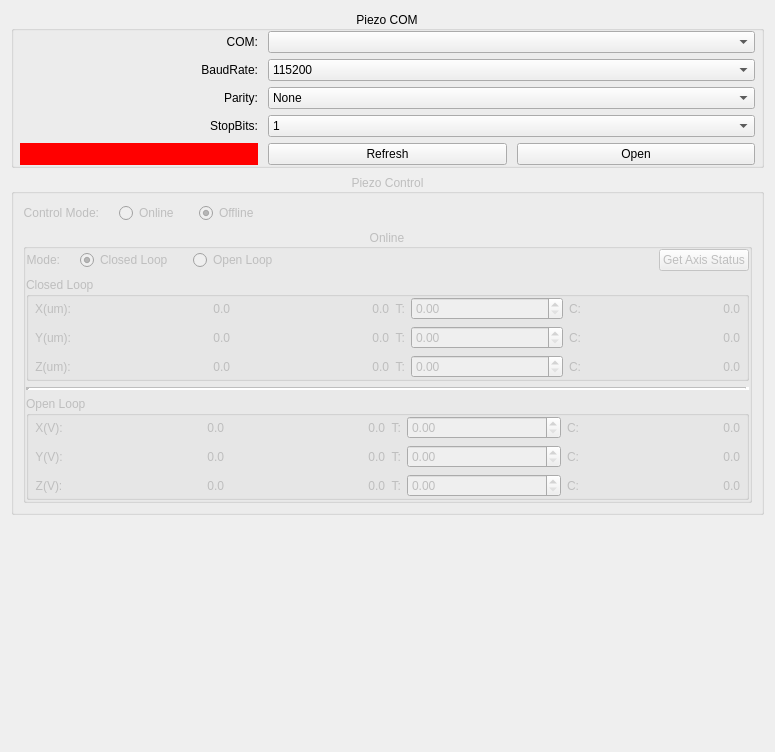
Old version of the form PI/piezo_config.ui in the repository EdwarDu/autools.
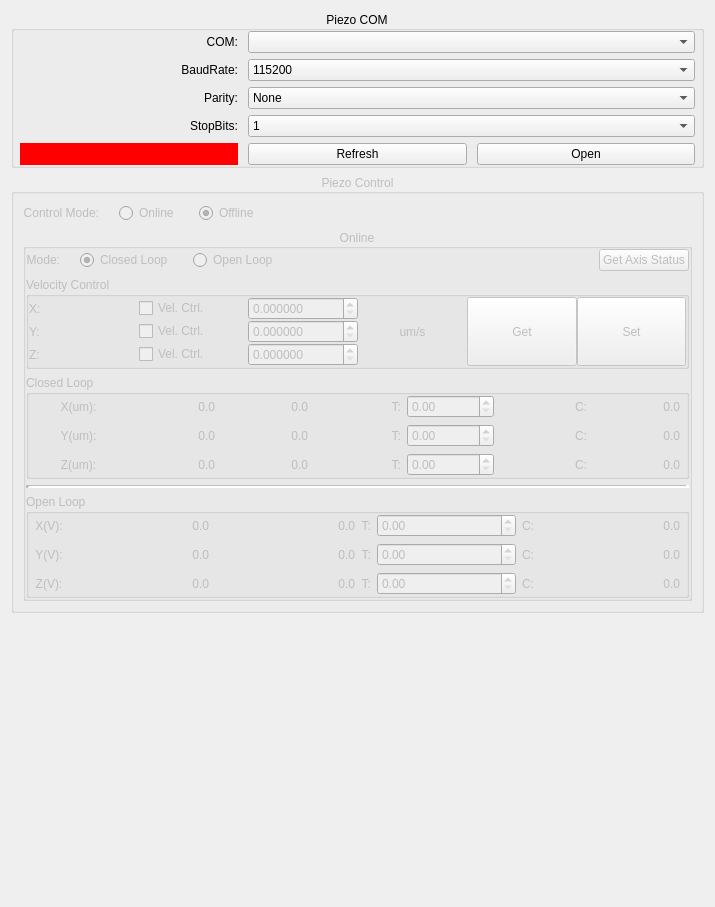
New version of the form.

Commit message: update / adding PZT checking, vel ctrl and location map save feature / PZT still using 0.07um as error margin

```diff
--- a/PI/piezo_config.ui
+++ b/PI/piezo_config.ui
@@ -6,14 +6,14 @@
    <rect>
     <x>0</x>
     <y>0</y>
-    <width>775</width>
-    <height>752</height>
+    <width>715</width>
+    <height>907</height>
    </rect>
   </property>
   <property name="windowTitle">
    <string>Piezo Configuration</string>
   </property>
-  <layout class="QVBoxLayout" name="verticalLayout">
+  <layout class="QVBoxLayout" name="verticalLayout_6">
    <item>
     <widget class="QGroupBox" name="groupBox_COM">
      <property name="title">
@@ -374,6 +374,169 @@
            </item>
           </layout>
          </item>
+         <item>
+          <widget class="QGroupBox" name="groupBox_VelControl">
+           <property name="title">
+            <string>Velocity Control</string>
+           </property>
+           <layout class="QVBoxLayout" name="verticalLayout">
+            <property name="spacing">
+             <number>0</number>
+            </property>
+            <property name="leftMargin">
+             <number>0</number>
+            </property>
+            <property name="topMargin">
+             <number>0</number>
+            </property>
+            <property name="rightMargin">
+             <number>0</number>
+            </property>
+            <property name="bottomMargin">
+             <number>0</number>
+            </property>
+            <item>
+             <layout class="QGridLayout" name="gridLayout">
+              <item row="0" column="0">
+               <widget class="QLabel" name="label_56">
+                <property name="text">
+                 <string>X:</string>
+                </property>
+                <property name="alignment">
+                 <set>Qt::AlignLeading|Qt::AlignLeft|Qt::AlignVCenter</set>
+                </property>
+               </widget>
+              </item>
+              <item row="0" column="1">
+               <widget class="QCheckBox" name="checkBox_VelCtrlX">
+                <property name="text">
+                 <string>Vel. Ctrl.</string>
+                </property>
+               </widget>
+              </item>
+              <item row="0" column="2">
+               <widget class="QDoubleSpinBox" name="doubleSpinBox_XVel">
+                <property name="keyboardTracking">
+                 <bool>false</bool>
+                </property>
+                <property name="decimals">
+                 <number>6</number>
+                </property>
+                <property name="maximum">
+                 <double>100.000000000000000</double>
+                </property>
+                <property name="singleStep">
+                 <double>0.010000000000000</double>
+                </property>
+               </widget>
+              </item>
+              <item row="0" column="3" rowspan="3">
+               <widget class="QLabel" name="label_VelUnit">
+                <property name="text">
+                 <string>um/s</string>
+                </property>
+                <property name="alignment">
+                 <set>Qt::AlignCenter</set>
+                </property>
+               </widget>
+              </item>
+              <item row="1" column="0">
+               <widget class="QLabel" name="label_55">
+                <property name="text">
+                 <string>Y:</string>
+                </property>
+                <property name="alignment">
+                 <set>Qt::AlignLeading|Qt::AlignLeft|Qt::AlignVCenter</set>
+                </property>
+               </widget>
+              </item>
+              <item row="1" column="1">
+               <widget class="QCheckBox" name="checkBox_VelCtrlY">
+                <property name="text">
+                 <string>Vel. Ctrl.</string>
+                </property>
+               </widget>
+              </item>
+              <item row="1" column="2">
+               <widget class="QDoubleSpinBox" name="doubleSpinBox_YVel">
+                <property name="keyboardTracking">
+                 <bool>false</bool>
+                </property>
+                <property name="decimals">
+                 <number>6</number>
+                </property>
+                <property name="maximum">
+                 <double>100.000000000000000</double>
+                </property>
+                <property name="singleStep">
+                 <double>0.010000000000000</double>
+                </property>
+               </widget>
+              </item>
+              <item row="2" column="0">
+               <widget class="QLabel" name="label_54">
+                <property name="text">
+                 <string>Z:</string>
+                </property>
+                <property name="alignment">
+                 <set>Qt::AlignLeading|Qt::AlignLeft|Qt::AlignVCenter</set>
+                </property>
+               </widget>
+              </item>
+              <item row="2" column="1">
+               <widget class="QCheckBox" name="checkBox_VelCtrlZ">
+                <property name="text">
+                 <string>Vel. Ctrl.</string>
+                </property>
+               </widget>
+              </item>
+              <item row="2" column="2">
+               <widget class="QDoubleSpinBox" name="doubleSpinBox_ZVel">
+                <property name="keyboardTracking">
+                 <bool>false</bool>
+                </property>
+                <property name="decimals">
+                 <number>6</number>
+                </property>
+                <property name="maximum">
+                 <double>100.000000000000000</double>
+                </property>
+                <property name="singleStep">
+                 <double>0.010000000000000</double>
+                </property>
+               </widget>
+              </item>
+              <item row="0" column="4" rowspan="3">
+               <widget class="QPushButton" name="pushButton_GetVel">
+                <property name="sizePolicy">
+                 <sizepolicy hsizetype="Minimum" vsizetype="MinimumExpanding">
+                  <horstretch>0</horstretch>
+                  <verstretch>0</verstretch>
+                 </sizepolicy>
+                </property>
+                <property name="text">
+                 <string>Get</string>
+                </property>
+               </widget>
+              </item>
+              <item row="0" column="5" rowspan="3">
+               <widget class="QPushButton" name="pushButton_SetVel">
+                <property name="sizePolicy">
+                 <sizepolicy hsizetype="Minimum" vsizetype="MinimumExpanding">
+                  <horstretch>0</horstretch>
+                  <verstretch>0</verstretch>
+                 </sizepolicy>
+                </property>
+                <property name="text">
+                 <string>Set</string>
+                </property>
+               </widget>
+              </item>
+             </layout>
+            </item>
+           </layout>
+          </widget>
+         </item>
          <item>
           <widget class="QGroupBox" name="groupBox_Control_ClosedLoop">
            <property name="enabled">
@@ -396,33 +559,40 @@
              <number>0</number>
             </property>
             <item>
-             <layout class="QGridLayout" name="gridLayout_ClosedLoop" columnstretch="0,1,1,0,1,0,1">
+             <layout class="QGridLayout" name="gridLayout_ClosedLoop" columnstretch="0,0,0,0,0,0,0">
               <property name="leftMargin">
                <number>6</number>
               </property>
               <property name="rightMargin">
                <number>6</number>
               </property>
-              <item row="0" column="0">
-               <widget class="QLabel" name="label_46">
+              <item row="1" column="2">
+               <widget class="QLabel" name="label_YMAX_C">
                 <property name="text">
-                 <string>X(um):</string>
+                 <string>0.0</string>
                 </property>
                 <property name="alignment">
-                 <set>Qt::AlignCenter</set>
+                 <set>Qt::AlignRight|Qt::AlignTrailing|Qt::AlignVCenter</set>
                 </property>
                </widget>
               </item>
-              <item row="0" column="4">
-               <widget class="QDoubleSpinBox" name="doubleSpinBox_XTarget_C">
-                <property name="keyboardTracking">
-                 <bool>false</bool>
+              <item row="1" column="3">
+               <widget class="QLabel" name="label_47">
+                <property name="text">
+                 <string>T:</string>
                 </property>
-                <property name="maximum">
-                 <double>100.000000000000000</double>
+                <property name="alignment">
+                 <set>Qt::AlignRight|Qt::AlignTrailing|Qt::AlignVCenter</set>
                 </property>
-                <property name="singleStep">
-                 <double>0.010000000000000</double>
+               </widget>
+              </item>
+              <item row="2" column="2">
+               <widget class="QLabel" name="label_ZMAX_C">
+                <property name="text">
+                 <string>0.0</string>
+                </property>
+                <property name="alignment">
+                 <set>Qt::AlignRight|Qt::AlignTrailing|Qt::AlignVCenter</set>
                 </property>
                </widget>
               </item>
@@ -436,46 +606,6 @@
                 </property>
                </widget>
               </item>
-              <item row="0" column="1">
-               <widget class="QLabel" name="label_XMIN_C">
-                <property name="text">
-                 <string>0.0</string>
-                </property>
-                <property name="alignment">
-                 <set>Qt::AlignRight|Qt::AlignTrailing|Qt::AlignVCenter</set>
-                </property>
-               </widget>
-              </item>
-              <item row="0" column="6">
-               <widget class="QLabel" name="label_XCurrentPos_C">
-                <property name="text">
-                 <string>0.0</string>
-                </property>
-                <property name="alignment">
-                 <set>Qt::AlignRight|Qt::AlignTrailing|Qt::AlignVCenter</set>
-                </property>
-               </widget>
-              </item>
-              <item row="1" column="6">
-               <widget class="QLabel" name="label_YCurrentPos_C">
-                <property name="text">
-                 <string>0.0</string>
-                </property>
-                <property name="alignment">
-                 <set>Qt::AlignRight|Qt::AlignTrailing|Qt::AlignVCenter</set>
-                </property>
-               </widget>
-              </item>
-              <item row="2" column="6">
-               <widget class="QLabel" name="label_ZCurrentPos_C">
-                <property name="text">
-                 <string>0.0</string>
-                </property>
-                <property name="alignment">
-                 <set>Qt::AlignRight|Qt::AlignTrailing|Qt::AlignVCenter</set>
-                </property>
-               </widget>
-              </item>
               <item row="0" column="2">
                <widget class="QLabel" name="label_XMAX_C">
                 <property name="text">
@@ -486,59 +616,6 @@
                 </property>
                </widget>
               </item>
-              <item row="2" column="2">
-               <widget class="QLabel" name="label_ZMAX_C">
-                <property name="text">
-                 <string>0.0</string>
-                </property>
-                <property name="alignment">
-                 <set>Qt::AlignRight|Qt::AlignTrailing|Qt::AlignVCenter</set>
-                </property>
-               </widget>
-              </item>
-              <item row="0" column="5">
-               <widget class="QLabel" name="label_49">
-                <property name="text">
-                 <string>C:</string>
-                </property>
-                <property name="alignment">
-                 <set>Qt::AlignRight|Qt::AlignTrailing|Qt::AlignVCenter</set>
-                </property>
-               </widget>
-              </item>
-              <item row="1" column="0">
-               <widget class="QLabel" name="label_48">
-                <property name="text">
-                 <string>Y(um):</string>
-                </property>
-                <property name="alignment">
-                 <set>Qt::AlignCenter</set>
-                </property>
-               </widget>
-              </item>
-              <item row="1" column="4">
-               <widget class="QDoubleSpinBox" name="doubleSpinBox_YTarget_C">
-                <property name="keyboardTracking">
-                 <bool>false</bool>
-                </property>
-                <property name="maximum">
-                 <double>100.000000000000000</double>
-                </property>
-                <property name="singleStep">
-                 <double>0.010000000000000</double>
-                </property>
-               </widget>
-              </item>
-              <item row="1" column="2">
-               <widget class="QLabel" name="label_YMAX_C">
-                <property name="text">
-                 <string>0.0</string>
-                </property>
-                <property name="alignment">
-                 <set>Qt::AlignRight|Qt::AlignTrailing|Qt::AlignVCenter</set>
-                </property>
-               </widget>
-              </item>
               <item row="2" column="5">
                <widget class="QLabel" name="label_52">
                 <property name="text">
@@ -549,6 +626,52 @@
                 </property>
                </widget>
               </item>
+              <item row="0" column="6">
+               <widget class="QLabel" name="label_XCurrentPos_C">
+                <property name="text">
+                 <string>0.0</string>
+                </property>
+                <property name="alignment">
+                 <set>Qt::AlignRight|Qt::AlignTrailing|Qt::AlignVCenter</set>
+                </property>
+               </widget>
+              </item>
+              <item row="1" column="5">
+               <widget class="QLabel" name="label_53">
+                <property name="text">
+                 <string>C:</string>
+                </property>
+                <property name="alignment">
+                 <set>Qt::AlignRight|Qt::AlignTrailing|Qt::AlignVCenter</set>
+                </property>
+               </widget>
+              </item>
+              <item row="2" column="4">
+               <widget class="QDoubleSpinBox" name="doubleSpinBox_ZTarget_C">
+                <property name="keyboardTracking">
+                 <bool>false</bool>
+                </property>
+                <property name="maximum">
+                 <double>100.000000000000000</double>
+                </property>
+                <property name="singleStep">
+                 <double>0.010000000000000</double>
+                </property>
+               </widget>
+              </item>
+              <item row="0" column="4">
+               <widget class="QDoubleSpinBox" name="doubleSpinBox_XTarget_C">
+                <property name="keyboardTracking">
+                 <bool>false</bool>
+                </property>
+                <property name="maximum">
+                 <double>100.000000000000000</double>
+                </property>
+                <property name="singleStep">
+                 <double>0.010000000000000</double>
+                </property>
+               </widget>
+              </item>
               <item row="2" column="1">
                <widget class="QLabel" name="label_ZMIN_C">
                 <property name="text">
@@ -559,6 +682,16 @@
                 </property>
                </widget>
               </item>
+              <item row="0" column="5">
+               <widget class="QLabel" name="label_49">
+                <property name="text">
+                 <string>C:</string>
+                </property>
+                <property name="alignment">
+                 <set>Qt::AlignRight|Qt::AlignTrailing|Qt::AlignVCenter</set>
+                </property>
+               </widget>
+              </item>
               <item row="1" column="1">
                <widget class="QLabel" name="label_YMIN_C">
                 <property name="text">
@@ -569,6 +702,16 @@
                 </property>
                </widget>
               </item>
+              <item row="0" column="1">
+               <widget class="QLabel" name="label_XMIN_C">
+                <property name="text">
+                 <string>0.0</string>
+                </property>
+                <property name="alignment">
+                 <set>Qt::AlignRight|Qt::AlignTrailing|Qt::AlignVCenter</set>
+                </property>
+               </widget>
+              </item>
               <item row="2" column="3">
                <widget class="QLabel" name="label_45">
                 <property name="text">
@@ -579,8 +722,28 @@
                 </property>
                </widget>
               </item>
-              <item row="2" column="4">
-               <widget class="QDoubleSpinBox" name="doubleSpinBox_ZTarget_C">
+              <item row="2" column="6">
+               <widget class="QLabel" name="label_ZCurrentPos_C">
+                <property name="text">
+                 <string>0.0</string>
+                </property>
+                <property name="alignment">
+                 <set>Qt::AlignRight|Qt::AlignTrailing|Qt::AlignVCenter</set>
+                </property>
+               </widget>
+              </item>
+              <item row="1" column="6">
+               <widget class="QLabel" name="label_YCurrentPos_C">
+                <property name="text">
+                 <string>0.0</string>
+                </property>
+                <property name="alignment">
+                 <set>Qt::AlignRight|Qt::AlignTrailing|Qt::AlignVCenter</set>
+                </property>
+               </widget>
+              </item>
+              <item row="1" column="4">
+               <widget class="QDoubleSpinBox" name="doubleSpinBox_YTarget_C">
                 <property name="keyboardTracking">
                  <bool>false</bool>
                 </property>
@@ -592,23 +755,23 @@
                 </property>
                </widget>
               </item>
-              <item row="1" column="3">
-               <widget class="QLabel" name="label_47">
+              <item row="0" column="0">
+               <widget class="QLabel" name="label_46">
                 <property name="text">
-                 <string>T:</string>
+                 <string>X(um):</string>
                 </property>
                 <property name="alignment">
-                 <set>Qt::AlignRight|Qt::AlignTrailing|Qt::AlignVCenter</set>
+                 <set>Qt::AlignCenter</set>
                 </property>
                </widget>
               </item>
-              <item row="1" column="5">
-               <widget class="QLabel" name="label_53">
+              <item row="1" column="0">
+               <widget class="QLabel" name="label_48">
                 <property name="text">
-                 <string>C:</string>
+                 <string>Y(um):</string>
                 </property>
                 <property name="alignment">
-                 <set>Qt::AlignRight|Qt::AlignTrailing|Qt::AlignVCenter</set>
+                 <set>Qt::AlignCenter</set>
                 </property>
                </widget>
               </item>
```
The commit also changes 9 other files.
